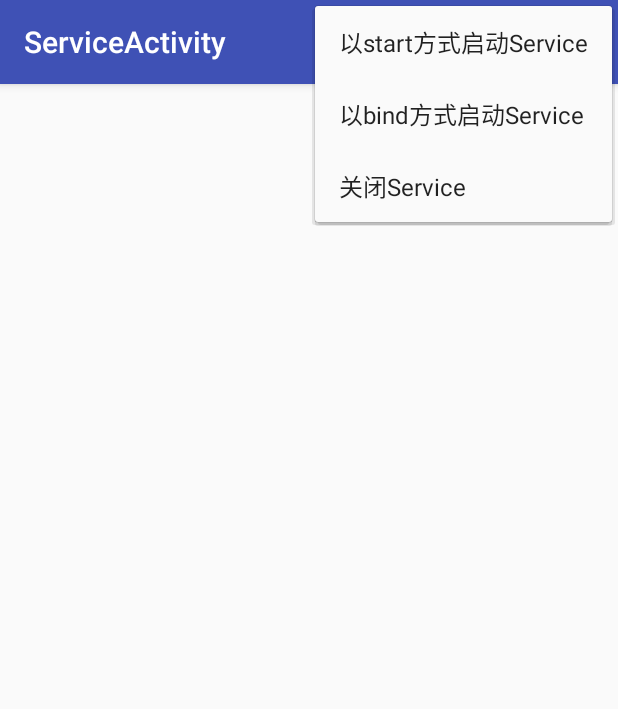
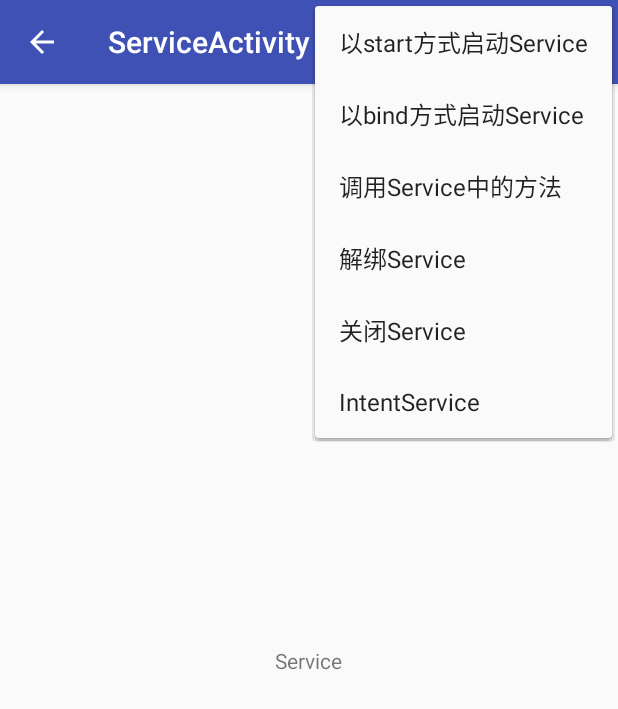
Before and after one commit to tc7326/AndroidPortal, an Android app: the ServiceActivity screen opened directly, with no data from a screen before it, with the options menu open, on a phone screen of 412 x 824 dp. Shown: the top 709 px of the screen. Run offline under Robolectric (Android 15) with nearby library versions, the phone set to English and light mode, and no system bars.

Commit message:
Service基础相关

```diff
--- a/app/src/main/java/info/itloser/androidportal/MainActivity.java
+++ b/app/src/main/java/info/itloser/androidportal/MainActivity.java
@@ -13,6 +13,7 @@ import android.widget.Toast;
 
 import java.util.ArrayList;
 import java.util.List;
+import java.util.Objects;
 
 import info.itloser.androidportal.components.goactivity.GoStandardActivity;
 import info.itloser.androidportal.components.goservice.ServiceActivity;
@@ -43,6 +44,10 @@ public class MainActivity extends AppCompatActivity {
             case R.id.go_service:
                 startActivity(new Intent(MainActivity.this, ServiceActivity.class));
                 break;
+            case android.R.id.home:
+                finish();
+                break;
+
         }
         return super.onOptionsItemSelected(item);
     }
@@ -51,6 +56,7 @@ public class MainActivity extends AppCompatActivity {
     protected void onCreate(Bundle savedInstanceState) {
         super.onCreate(savedInstanceState);
         setContentView(R.layout.activity_main);
+        Objects.requireNonNull(getSupportActionBar()).setDisplayHomeAsUpEnabled(true);
 
         strings.add("光年之外");
         strings.add("倒数");
--- a/app/src/main/java/info/itloser/androidportal/components/goactivity/BaseTaskActivity.java
+++ b/app/src/main/java/info/itloser/androidportal/components/goactivity/BaseTaskActivity.java
@@ -9,6 +9,8 @@ import android.util.Log;
 import android.view.Menu;
 import android.view.MenuInflater;
 import android.view.MenuItem;
+
+import java.util.Objects;
 
 import info.itloser.androidportal.R;
 
@@ -23,6 +25,7 @@ public class BaseTaskActivity extends AppCompatActivity {
     @Override
     protected void onCreate(Bundle savedInstanceState) {
         super.onCreate(savedInstanceState);
+        Objects.requireNonNull(getSupportActionBar()).setDisplayHomeAsUpEnabled(true);
         Log.i("dd", "onCreate：" + getClass().getSimpleName() + " TaskId: " + getTaskId() + " hasCode:" + this.hashCode());
         dumpTaskAffinity();
     }
@@ -65,6 +68,9 @@ public class BaseTaskActivity extends AppCompatActivity {
             case R.id.new_singleInstance_activity:
                 startActivity(new Intent(getApplicationContext(), GoSingleInstanceActivity.class));
                 break;
+            case android.R.id.home:
+                finish();
+                break;
         }
         return super.onOptionsItemSelected(item);
     }
--- a/app/src/main/res/layout/activity_service.xml
+++ b/app/src/main/res/layout/activity_service.xml
@@ -6,4 +6,18 @@
     android:layout_height="match_parent"
     tools:context=".components.goservice.ServiceActivity">
 
+    <TextView
+        android:layout_width="wrap_content"
+        android:layout_height="wrap_content"
+        android:layout_marginStart="8dp"
+        android:layout_marginTop="8dp"
+        android:layout_marginEnd="8dp"
+        android:layout_marginBottom="8dp"
+        android:text="@string/service"
+        app:layout_constraintBottom_toBottomOf="parent"
+        app:layout_constraintEnd_toEndOf="parent"
+        app:layout_constraintStart_toStartOf="parent"
+        app:layout_constraintTop_toTopOf="parent" />
+
+
 </android.support.constraint.ConstraintLayout>
--- a/app/src/main/res/menu/service_activity_menu.xml
+++ b/app/src/main/res/menu/service_activity_menu.xml
@@ -7,6 +7,15 @@
         android:id="@+id/bind_service"
         android:title="@string/bind_Service" />
     <item
+        android:id="@+id/use_Service"
+        android:title="@string/use_Service" />
+    <item
+        android:id="@+id/unbind_service"
+        android:title="@string/unbind_Service" />
+    <item
         android:id="@+id/stop_service"
         android:title="@string/stop_Service" />
+    <item
+        android:id="@+id/intent_service"
+        android:title="@string/intent_Service" />
 </menu>
--- a/app/src/main/res/values/strings.xml
+++ b/app/src/main/res/values/strings.xml
@@ -5,6 +5,8 @@
     <string name="auto_check_item">自定义单选框</string>
     <string name="activity">Activity</string>
     <string name="service">Service</string>
+    <string name="service_status">Service状态：</string>
+    <string name="thread_status">Thread状态：</string>
     <string name="show_dialog">弹个dialog</string>
     <string name="new_activity_by_standard">以standard(default)方式</string>
     <string name="new_activity_by_singleTop">以singleTop方式</string>
@@ -15,6 +17,9 @@
 
     <string name="start_Service">以start方式启动Service</string>
     <string name="bind_Service">以bind方式启动Service</string>
+    <string name="use_Service">调用Service中的方法</string>
+    <string name="unbind_Service">解绑Service</string>
     <string name="stop_Service">关闭Service</string>
+    <string name="intent_Service">IntentService</string>
 
 </resources>
```
Also changed, not shown: app/src/main/AndroidManifest.xml (+7 -1 lines), app/src/main/java/info/itloser/androidportal/components/gobroadcastreceiver/BroadcastActivity.java (added, +46 -0 lines), app/src/main/java/info/itloser/androidportal/components/goservice/LocalService.java (+35 -7 lines), app/src/main/java/info/itloser/androidportal/components/goservice/MyIntentService.java (added, +51 -0 lines), app/src/main/java/info/itloser/androidportal/components/goservice/ServiceActivity.java (+56 -1 lines), app/src/main/res/layout/activity_broadcast.xml (added, +9 -0 lines).
